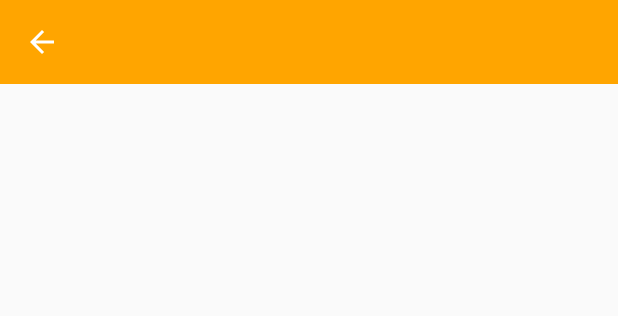
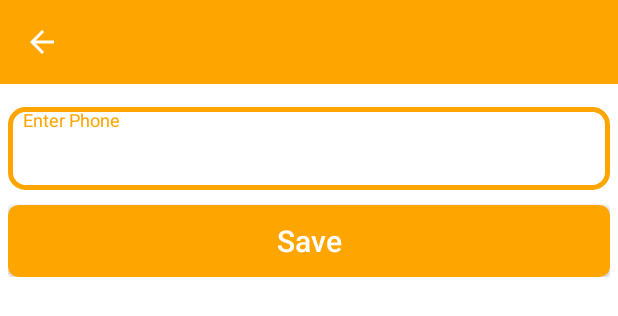
Before and after one commit to ahmedhegazydev/HomeServicesApp, an Android app: the layout activity_edit.xml on its own in the app's theme, with its tools: preview values and no code run, on a phone screen of 412 x 824 dp. Shown: the top 316 px of the screen. Run offline under Robolectric (Android 15) with nearby library versions, the phone set to English and light mode, and no system bars; Roboto replaces fonts that are not available here.

Commit message:
last commit

```diff
--- a/app/src/main/java/com/ahmed/homeservices/fragments/FragmentServices.java
+++ b/app/src/main/java/com/ahmed/homeservices/fragments/FragmentServices.java
@@ -77,7 +77,6 @@ public class FragmentServices extends Fragment implements AdapterView.OnItemClic
         expansionLayoutDate.expand(false);
         Log.e(TAG, "sampleHeader: ");
     }
-
 
     @OnClick(R.id.btnOrderNow)
     public void btnOrderNow(View v) {
--- a/app/src/main/java/com/ahmed/homeservices/models/Service.java
+++ b/app/src/main/java/com/ahmed/homeservices/models/Service.java
@@ -15,4 +15,5 @@ public class Service {
 
 
 
+
 }
--- a/app/src/main/res/layout/activity_edit.xml
+++ b/app/src/main/res/layout/activity_edit.xml
@@ -1,8 +1,10 @@
 <?xml version="1.0" encoding="utf-8"?>
 <RelativeLayout xmlns:android="http://schemas.android.com/apk/res/android"
+    xmlns:app="http://schemas.android.com/apk/res-auto"
     xmlns:tools="http://schemas.android.com/tools"
     android:layout_width="match_parent"
     android:layout_height="match_parent"
+    android:background="@color/white"
     tools:context=".activites.profile.EditActivity">
 
     <!--<androidx.appcompat.widget.Toolbar xmlns:app="http://schemas.android.com/apk/res-auto"-->
@@ -17,7 +19,7 @@
     <!--app:titleTextAppearance="@style/TextAppearance.Widget.AppCompat.Toolbar.Title"-->
     <!--app:titleTextColor="@color/white"-->
     <!--/>-->
-    <androidx.appcompat.widget.Toolbar xmlns:app="http://schemas.android.com/apk/res-auto"
+    <androidx.appcompat.widget.Toolbar
         android:id="@+id/toolbarEditProfile"
         android:layout_width="match_parent"
         android:layout_height="wrap_content"
@@ -31,7 +33,48 @@
         android:layout_width="match_parent"
         android:layout_height="wrap_content"
         android:layout_below="@id/toolbarEditProfile"
-        android:orientation="vertical">
+        android:layout_marginTop="10dp"
+        android:background="@color/white"
+        android:orientation="vertical"
+        android:padding="5dp">
+
+        <com.google.android.material.textfield.TextInputLayout
+            android:id="@+id/dateTextInputLayout"
+            android:layout_width="match_parent"
+            android:layout_height="wrap_content"
+            android:layout_margin="0dp"
+            android:layout_marginBottom="8dp"
+            android:background="@drawable/rounded_bg"
+            android:hint="Enter Phone"
+            android:padding="2dp"
+            app:hintEnabled="true">
+
+            <com.google.android.material.textfield.TextInputEditText
+                android:id="@+id/etEnterBla"
+                android:layout_width="match_parent"
+                android:layout_height="wrap_content"
+                android:background="@android:color/transparent"
+                android:padding="8dp" />
+
+
+        </com.google.android.material.textfield.TextInputLayout>
+
+
+        <androidx.appcompat.widget.AppCompatButton
+            android:id="@+id/btnSaveChanges"
+
+            android:layout_width="match_parent"
+            android:layout_height="wrap_content"
+            android:layout_alignParentBottom="true"
+            android:layout_marginTop="10dp"
+            android:background="@drawable/rounded_bg2"
+            android:gravity="center"
+            android:paddingLeft="10dp"
+            android:paddingRight="10dp"
+            android:text="Save"
+            android:textAllCaps="false"
+            android:textColor="@color/White"
+            android:textSize="20sp" />
 
 
     </LinearLayout>
```
Also changed, not shown: app/src/main/AndroidManifest.xml (+30 -12 lines), app/src/main/java/com/ahmed/homeservices/activites/profile/EditActivity.java (+28 -4 lines), app/src/main/java/com/ahmed/homeservices/activites/profile/ProfileActivity.java (+44 -4 lines), app/src/main/java/com/ahmed/homeservices/models/ServiceRequest.java (added, +43 -0 lines), app/src/main/res/layout/activity_profile.xml (+32 -4 lines).
